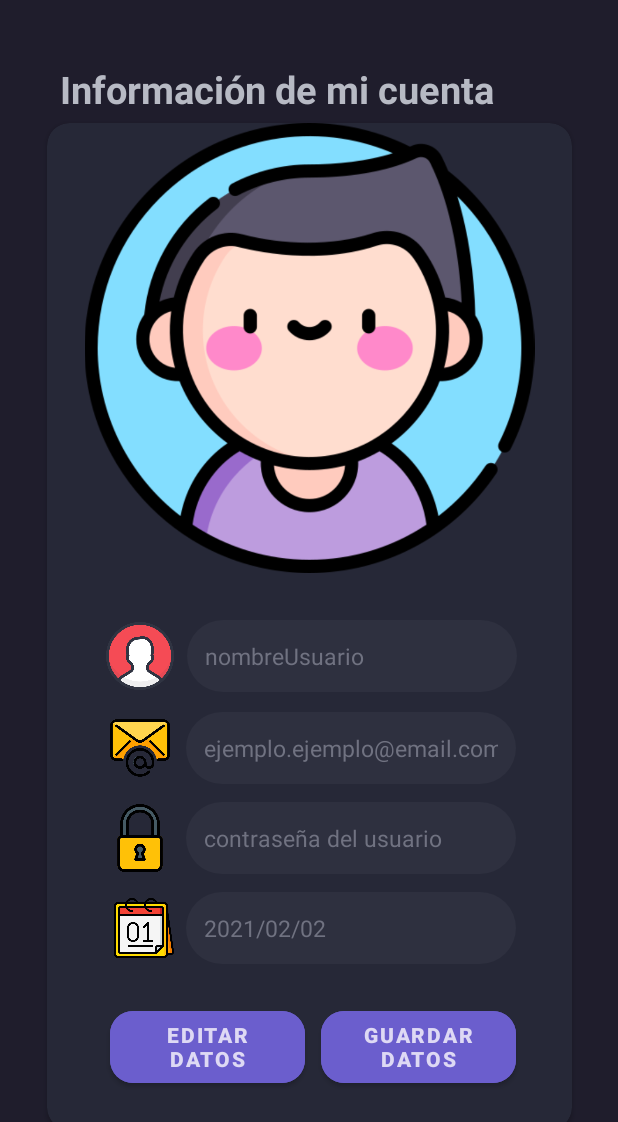
After one commit to JanoLiberona/AppCine, an Android app: the UserConfigsActivity screen opened directly, with no data from a screen before it, on a phone screen of 412 x 824 dp. The commit adds this screen. Shown: the top 1122 px of the screen. Run offline under Robolectric (Android 15) with nearby library versions, the phone set to English and light mode, and no system bars; Roboto replaces fonts that are not available here.

Commit message:
Se crea vista de info de usuario y se agrega editText para opinion de usuario

```diff
--- a/app/src/main/java/com/example/appcine/Fragments/LoginTabFragment.java
+++ b/app/src/main/java/com/example/appcine/Fragments/LoginTabFragment.java
@@ -12,6 +12,7 @@ import android.preference.PreferenceManager;
 import android.view.LayoutInflater;
 import android.view.View;
 import android.view.ViewGroup;
+import android.view.WindowManager;
 import android.widget.Button;
 import android.widget.ImageView;
 import android.widget.TextView;
--- a/app/src/main/java/com/example/appcine/Fragments/RegisterTabFragment.java
+++ b/app/src/main/java/com/example/appcine/Fragments/RegisterTabFragment.java
@@ -91,7 +91,6 @@ public class RegisterTabFragment extends Fragment {
                         System.out.println(users.get(i).toString());
                     }
                     if (chkAccept.isChecked()) {
-                        Toast.makeText(getActivity().getApplicationContext(), "mail: " + mail + ", Password: " + pass + ", RepPassword: " + repass + ", Bday: " + bday, Toast.LENGTH_SHORT).show();
                         Intent intent = new Intent(view.getContext(), PreferencesActivity.class);
                         startActivity(intent);
                     }
--- a/app/src/main/java/com/example/appcine/Views/MainActivity.java
+++ b/app/src/main/java/com/example/appcine/Views/MainActivity.java
@@ -5,6 +5,7 @@ import androidx.core.view.WindowCompat;
 import androidx.viewpager.widget.ViewPager;
 
 import android.os.Bundle;
+import android.view.WindowManager;
 import android.widget.Button;
 
 import com.example.appcine.Adapters.LoginAdapter;
@@ -26,6 +27,7 @@ public class MainActivity extends AppCompatActivity {
 
         //Edge to edge screen
         WindowCompat.setDecorFitsSystemWindows(getWindow(), false);
+        getWindow().setSoftInputMode(WindowManager.LayoutParams.SOFT_INPUT_ADJUST_PAN);
 
         //Referencias a widgets
         tabLayout = findViewById(R.id.tab_layout);
--- a/app/src/main/java/com/example/appcine/Views/MovieDetailItem.java
+++ b/app/src/main/java/com/example/appcine/Views/MovieDetailItem.java
@@ -6,6 +6,7 @@ import androidx.core.view.WindowCompat;
 import android.content.Intent;
 import android.os.Bundle;
 import android.view.View;
+import android.view.WindowManager;
 import android.widget.ImageView;
 import android.widget.TextView;
 
@@ -23,6 +24,9 @@ public class MovieDetailItem extends AppCompatActivity {
 
         //Edge to edge screen
         WindowCompat.setDecorFitsSystemWindows(getWindow(), false);
+
+        //Scroll when select a editText
+        getWindow().setSoftInputMode(WindowManager.LayoutParams.SOFT_INPUT_ADJUST_PAN);
 
         TextView titleName = findViewById(R.id.titleName);
         //TextView titleId = findViewById(R.id.titleId);
--- a/app/src/main/java/com/example/appcine/Views/MovieItem.java
+++ b/app/src/main/java/com/example/appcine/Views/MovieItem.java
@@ -33,4 +33,5 @@ public class MovieItem extends AppCompatActivity {
             }
         });*/
     }
+
 }
--- /dev/null
+++ b/app/src/main/java/com/example/appcine/Views/UserConfigsActivity.java
@@ -0,0 +1,24 @@
+package com.example.appcine.Views;
+
+import androidx.appcompat.app.AppCompatActivity;
+import androidx.core.view.WindowCompat;
+
+import android.os.Bundle;
+import android.view.WindowManager;
+
+import com.example.appcine.R;
+
+public class UserConfigsActivity extends AppCompatActivity {
+
+    @Override
+    protected void onCreate(Bundle savedInstanceState) {
+        super.onCreate(savedInstanceState);
+        setContentView(R.layout.activity_user_configs);
+
+        //Edge to edge screen
+        WindowCompat.setDecorFitsSystemWindows(getWindow(), false);
+
+        //Scroll when select a editText
+        getWindow().setSoftInputMode(WindowManager.LayoutParams.SOFT_INPUT_ADJUST_PAN);
+    }
+}
--- /dev/null
+++ b/app/src/main/res/drawable/edit_text_message.xml
@@ -0,0 +1,10 @@
+<?xml version="1.0" encoding="utf-8"?>
+<shape xmlns:android="http://schemas.android.com/apk/res/android">
+
+    <solid android:color="#2e303f" />
+
+    <padding android:top="12dp" android:bottom="12dp"
+        android:right="12dp" android:left="12dp" />
+    <corners android:radius="30dp" />
+
+</shape>
--- /dev/null
+++ b/app/src/main/res/drawable/ic_baseline_send_24.xml
@@ -0,0 +1,5 @@
+<vector android:autoMirrored="true" android:height="24dp"
+    android:tint="#e3e3eb" android:viewportHeight="24"
+    android:viewportWidth="24" android:width="24dp" xmlns:android="http://schemas.android.com/apk/res/android">
+    <path android:fillColor="@android:color/white" android:pathData="M2.01,21L23,12 2.01,3 2,10l15,2 -15,2z"/>
+</vector>
--- a/app/src/main/res/drawable/edit_text_shape.xml
+++ b/app/src/main/res/drawable/rounded_button.xml
@@ -1,7 +1,5 @@
 <?xml version="1.0" encoding="utf-8"?>
 <shape xmlns:android="http://schemas.android.com/apk/res/android">
-    <corners android:radius="30dp"/>
-
-    <solid android:color="#2e303f"/>
-
+    <solid android:color="#6b5ecd"/>
+    <corners android:radius="60dp"/>
 </shape>
--- /dev/null
+++ b/app/src/main/res/layout/activity_user_configs.xml
@@ -0,0 +1,236 @@
+<?xml version="1.0" encoding="utf-8"?>
+<androidx.constraintlayout.widget.ConstraintLayout xmlns:android="http://schemas.android.com/apk/res/android"
+    xmlns:app="http://schemas.android.com/apk/res-auto"
+    xmlns:tools="http://schemas.android.com/tools"
+    android:layout_width="match_parent"
+    android:layout_height="match_parent"
+    android:background="#1f1d2c"
+    tools:context=".Views.UserConfigsActivity">
+
+    <ScrollView
+        android:layout_width="match_parent"
+        android:layout_height="wrap_content"
+        app:layout_constraintBottom_toBottomOf="parent"
+        app:layout_constraintEnd_toEndOf="parent"
+        app:layout_constraintStart_toStartOf="parent"
+        app:layout_constraintTop_toTopOf="parent"
+        app:layout_constraintVertical_bias="0.0">
+
+        <androidx.constraintlayout.widget.ConstraintLayout
+            android:layout_width="match_parent"
+            android:layout_height="wrap_content">
+
+            <TextView
+                android:id="@+id/textView6"
+                android:layout_width="wrap_content"
+                android:layout_height="wrap_content"
+                android:layout_marginTop="28dp"
+                android:text="@string/tvAccountInfo"
+                android:textColor="#b7bac4"
+                android:textSize="25dp"
+                android:textStyle="bold"
+                app:layout_constraintBottom_toBottomOf="parent"
+                app:layout_constraintEnd_toEndOf="parent"
+                app:layout_constraintHorizontal_bias="0.325"
+                app:layout_constraintStart_toStartOf="parent"
+                app:layout_constraintTop_toTopOf="parent"
+                app:layout_constraintVertical_bias="0.02" />
+
+            <androidx.cardview.widget.CardView
+                android:layout_width="350dp"
+                android:layout_height="wrap_content"
+                android:layout_marginTop="5dp"
+                android:layout_marginBottom="5dp"
+                app:cardBackgroundColor="#262837"
+                app:cardCornerRadius="15dp"
+                app:layout_constraintBottom_toBottomOf="parent"
+                app:layout_constraintEnd_toEndOf="parent"
+                app:layout_constraintStart_toStartOf="parent"
+                app:layout_constraintTop_toBottomOf="@+id/textView6">
+
+                <androidx.constraintlayout.widget.ConstraintLayout
+                    android:layout_width="match_parent"
+                    android:layout_height="match_parent">
+
+                    <ImageView
+                        android:id="@+id/ivUserProfileImage"
+                        android:layout_width="match_parent"
+                        android:layout_height="300dp"
+                        android:src="@drawable/boy"
+                        app:layout_constraintBottom_toBottomOf="parent"
+                        app:layout_constraintEnd_toEndOf="parent"
+                        app:layout_constraintHorizontal_bias="0.0"
+                        app:layout_constraintStart_toStartOf="parent"
+                        app:layout_constraintTop_toTopOf="parent"
+                        app:layout_constraintVertical_bias="0.0" />
+
+
+                    <ImageView
+                        android:id="@+id/ivUserIcon"
+                        android:layout_width="45dp"
+                        android:layout_height="45dp"
+                        android:src="@drawable/user"
+                        app:layout_constraintBottom_toBottomOf="parent"
+                        app:layout_constraintEnd_toEndOf="parent"
+                        app:layout_constraintHorizontal_bias="0.13"
+                        app:layout_constraintStart_toStartOf="@+id/ivUserProfileImage"
+                        app:layout_constraintTop_toBottomOf="@+id/ivUserProfileImage"
+                        app:layout_constraintVertical_bias="0.1" />
+
+                    <EditText
+                        android:id="@+id/etUserName"
+                        android:layout_width="220dp"
+                        android:layout_height="wrap_content"
+                        android:background="@drawable/edit_text_message"
+                        android:hint="@string/userConfigName"
+                        android:inputType="textPersonName"
+                        android:minHeight="48dp"
+                        android:textColor="#b7bac4"
+                        android:textColorHint="#707281"
+                        android:textSize="15dp"
+                        app:layout_constraintBottom_toBottomOf="@+id/ivUserIcon"
+                        app:layout_constraintEnd_toEndOf="parent"
+                        app:layout_constraintHorizontal_bias="0.195"
+                        app:layout_constraintStart_toEndOf="@+id/ivUserIcon"
+                        app:layout_constraintTop_toTopOf="@+id/ivUserIcon"
+                        app:layout_constraintVertical_bias="0.5" />
+
+                    <ImageView
+                        android:id="@+id/ivUserEmail"
+                        android:layout_width="40dp"
+                        android:layout_height="40dp"
+                        android:layout_marginTop="14dp"
+                        android:src="@drawable/email"
+                        app:layout_constraintBottom_toBottomOf="parent"
+                        app:layout_constraintEnd_toEndOf="@+id/ivUserIcon"
+                        app:layout_constraintHorizontal_bias="0.5"
+                        app:layout_constraintStart_toStartOf="@+id/ivUserIcon"
+                        app:layout_constraintTop_toBottomOf="@+id/ivUserIcon"
+                        app:layout_constraintVertical_bias="0.02" />
+
+                    <EditText
+                        android:id="@+id/itUserConfigEmail"
+                        android:layout_width="220dp"
+                        android:layout_height="wrap_content"
+                        android:background="@drawable/edit_text_message"
+                        android:hint="@string/userConfigMail"
+                        android:inputType="textPersonName"
+                        android:minHeight="48dp"
+                        android:textColor="#b7bac4"
+                        android:textColorHint="#707281"
+                        android:textSize="15dp"
+                        app:layout_constraintBottom_toBottomOf="@+id/ivUserEmail"
+                        app:layout_constraintEnd_toEndOf="parent"
+                        app:layout_constraintHorizontal_bias="0.224"
+                        app:layout_constraintStart_toEndOf="@+id/ivUserEmail"
+                        app:layout_constraintTop_toTopOf="@+id/ivUserEmail"
+                        app:layout_constraintVertical_bias="0.5" />
+
+                    <ImageView
+                        android:id="@+id/imageView4"
+                        android:layout_width="45dp"
+                        android:layout_height="45dp"
+                        android:layout_marginTop="17dp"
+                        android:src="@drawable/lock"
+                        app:layout_constraintBottom_toBottomOf="parent"
+                        app:layout_constraintEnd_toEndOf="@+id/ivUserEmail"
+                        app:layout_constraintHorizontal_bias="0.5"
+                        app:layout_constraintStart_toStartOf="@+id/ivUserEmail"
+                        app:layout_constraintTop_toBottomOf="@+id/ivUserEmail"
+                        app:layout_constraintVertical_bias="0.0" />
+
+                    <EditText
+                        android:id="@+id/etUserConfigPass"
+                        android:layout_width="220dp"
+                        android:layout_height="wrap_content"
+                        android:background="@drawable/edit_text_message"
+                        android:hint="@string/userConfigPass"
+                        android:inputType="textPassword"
+                        android:minHeight="48dp"
+                        android:textColor="#b7bac4"
+                        android:textColorHint="#707281"
+                        android:textSize="15dp"
+                        app:layout_constraintBottom_toBottomOf="@+id/imageView4"
+                        app:layout_constraintEnd_toEndOf="parent"
+                        app:layout_constraintHorizontal_bias="0.177"
+                        app:layout_constraintStart_toEndOf="@+id/imageView4"
+                        app:layout_constraintTop_toTopOf="@+id/imageView4"
+                        app:layout_constraintVertical_bias="0.5" />
+
+                    <ImageView
+                        android:id="@+id/imageView5"
+                        android:layout_width="40dp"
+                        android:layout_height="40dp"
+                        android:layout_marginTop="17dp"
+                        android:src="@drawable/calendar"
+                        app:layout_constraintBottom_toBottomOf="parent"
+                        app:layout_constraintEnd_toEndOf="@+id/imageView4"
+                        app:layout_constraintHorizontal_bias="1.0"
+                        app:layout_constraintStart_toStartOf="@+id/imageView4"
+                        app:layout_constraintTop_toBottomOf="@+id/imageView4"
+                        app:layout_constraintVertical_bias="0.0" />
+
+                    <EditText
+                        android:id="@+id/etUserConfigBday"
+                        android:layout_width="220dp"
+                        android:layout_height="wrap_content"
+                        android:background="@drawable/edit_text_message"
+                        android:hint="@string/userConfigBday"
+                        android:inputType="date"
+                        android:minHeight="48dp"
+                        android:textColor="#b7bac4"
+                        android:textColorHint="#707281"
+                        android:textSize="15dp"
+                        app:layout_constraintBottom_toBottomOf="@+id/imageView5"
+                        app:layout_constraintEnd_toEndOf="@+id/etUserConfigPass"
+                        app:layout_constraintHorizontal_bias="1.0"
+                        app:layout_constraintStart_toEndOf="@+id/imageView5"
+                        app:layout_constraintTop_toTopOf="@+id/imageView5"
+                        app:layout_constraintVertical_bias="0.5" />
+
+                    <Button
+                        android:id="@+id/btnConfigEdit"
+                        android:layout_width="130dp"
+                        android:layout_height="60dp"
+                        android:layout_marginTop="25dp"
+                        android:layout_marginBottom="25dp"
+                        android:backgroundTint="#6b5ecd"
+                        android:text="@string/btnEdit"
+                        android:textColor="#ded9f4"
+                        android:textStyle="bold"
+                        android:textAlignment="center"
+                        app:cornerRadius="15dp"
+                        app:layout_constraintBottom_toBottomOf="parent"
+                        app:layout_constraintEnd_toEndOf="parent"
+                        app:layout_constraintHorizontal_bias="0.19"
+                        app:layout_constraintStart_toStartOf="parent"
+                        app:layout_constraintTop_toBottomOf="@+id/etUserConfigBday"
+                        app:layout_constraintVertical_bias="0.219" />
+
+                    <Button
+                        android:id="@+id/btnConfigSave"
+                        android:layout_width="130dp"
+                        android:layout_height="60dp"
+                        android:backgroundTint="#6b5ecd"
+                        android:text="@string/btnSave"
+                        android:textColor="#ded9f4"
+                        android:textStyle="bold"
+                        app:cornerRadius="15dp"
+                        app:layout_constraintBottom_toBottomOf="parent"
+                        app:layout_constraintEnd_toEndOf="parent"
+                        app:layout_constraintHorizontal_bias="0.229"
+                        app:layout_constraintStart_toEndOf="@+id/btnConfigEdit"
+                        app:layout_constraintTop_toTopOf="@+id/btnConfigEdit"
+                        app:layout_constraintVertical_bias="0.0" />
+
+                </androidx.constraintlayout.widget.ConstraintLayout>
+
+            </androidx.cardview.widget.CardView>
+
+
+        </androidx.constraintlayout.widget.ConstraintLayout>
+
+    </ScrollView>
+
+
+</androidx.constraintlayout.widget.ConstraintLayout>
--- a/app/src/main/res/values/strings.xml
+++ b/app/src/main/res/values/strings.xml
@@ -53,21 +53,29 @@
     <string name="chkRoadmovie">Road\nMovie</string>
     <string name="chkFantasy">Fantasía</string>
     <string name="chkSports">Deportes</string>
-    <!-- TODO: Remove or change this placeholder text -->
 
-
-    <!-- Dashboard -->
-    <!-- Textos menú lateral principal-->
-    <!-- Strings used for fragments for navigation -->
 
     <!-- Spinner -->
     <!--Movie item -->
     <string name="release_date">Estreno:</string>
     <string name="date">2020-12-12</string>
 
+    <!-- Detail Movie Item -->
+    <string name="usersOpinions"> Opinión de los usuarios</string>
+    <string name="movieItemDetails">Detalles de la película</string>
+
     <!-- Textos mensaje usuario -->
     <string name="opinionUserName">Nombre del usuario</string>
     <string name="opinionUserMessage">Aquí</string>
 
+    <!-- Textos user configs layout -->
+    <string name="tvAccountInfo">Información de mi cuenta</string>
+    <string name="userConfigName">nombreUsuario</string>
+    <string name="userConfigMail">ejemplo.ejemplo@email.com</string>
+    <string name="userConfigPass">contraseña del usuario</string>
+    <string name="userConfigBday">2021/02/02</string>
+    <string name="btnEdit">Editar datos</string>
+    <string name="btnSave">Guardar datos</string>
+
 
 </resources>
```
Also changed, not shown: app/src/main/AndroidManifest.xml (+8 -2 lines), app/src/main/java/com/example/appcine/Views/CommentsActivity.java (added, +16 -0 lines), app/src/main/java/com/example/appcine/Views/Dashboard.java (+13 -0 lines), app/src/main/res/layout/activity_comments.xml (added, +9 -0 lines), app/src/main/res/layout/activity_dashboard.xml (+20 -4 lines), app/src/main/res/layout/activity_movie_detail_item.xml (+74 -14 lines), app/src/main/res/drawable/user.png (added).
